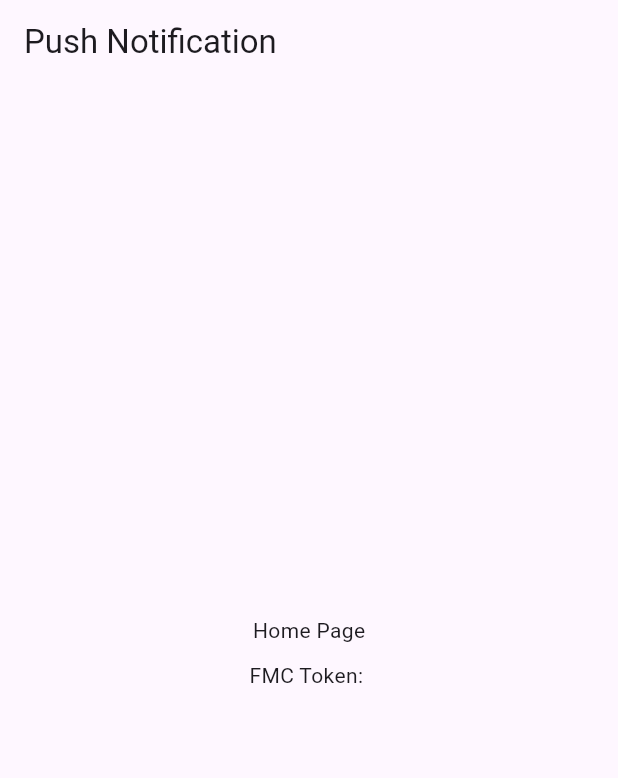
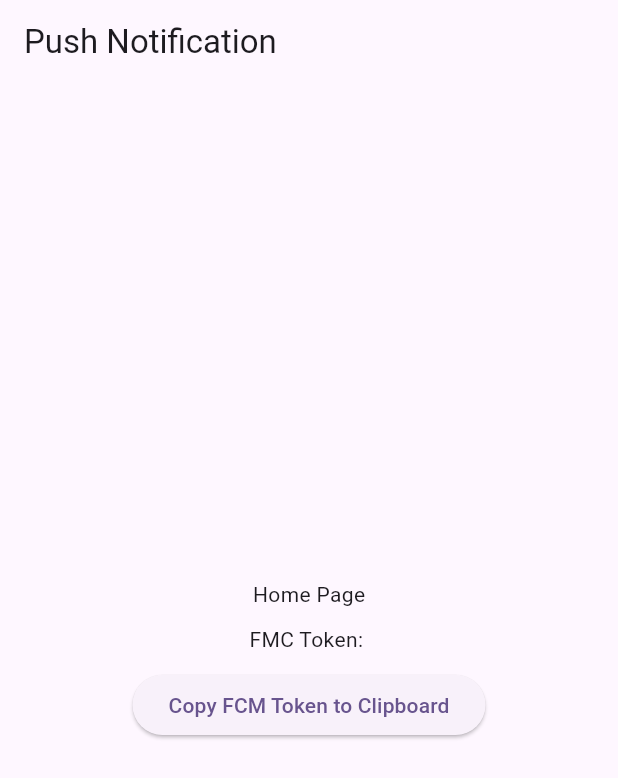
Before and after one commit to UserAshwini/push_notifications, a Flutter app: the screen it shows after launch, on a phone screen of 412 x 824 dp. Shown: the top 778 px of the screen. Run offline on Flutter 3.47's test engine with Material 3 defaults, Android fonts, the phone set to English and light mode, and no system bars; our stand-ins replace firebase_core, firebase_messaging, flutter_local_notifications; accounts and stored records are empty.

Commit message:
copy token

```diff
--- a/lib/home.dart
+++ b/lib/home.dart
@@ -1,4 +1,5 @@
 import 'package:flutter/material.dart';
+import 'package:flutter/services.dart';
 import 'package:push_notifications/firebase_api.dart';
 
 class HomeScreen extends StatefulWidget {
@@ -10,10 +11,12 @@ class HomeScreen extends StatefulWidget {
 
 class _HomeScreenState extends State<HomeScreen> {
   String? fcmToken;
+  late TextEditingController textController;
 
   @override
   void initState() {
     super.initState();
+    textController = TextEditingController();
     _fetchFcmToken();
   }
 
@@ -40,7 +43,31 @@ class _HomeScreenState extends State<HomeScreen> {
             Padding(
               padding: const EdgeInsets.all(10.0),
               child: Text("FMC Token: $fcmToken"),
-            )
+            ),
+            ElevatedButton(
+              onPressed: () async {
+                if (fcmToken != null && fcmToken!.isNotEmpty) {
+                  try {
+                    await Clipboard.setData(ClipboardData(text: fcmToken!));
+                    ScaffoldMessenger.of(context).showSnackBar(
+                      SnackBar(content: Text('FCM Token copied to Clipboard!')),
+                    );
+                  } catch (e) {
+                    ScaffoldMessenger.of(context).showSnackBar(
+                      SnackBar(
+                          content:
+                              Text('Failed to copy FCM token to clipboard.')),
+                    );
+                  }
+                } else {
+                  ScaffoldMessenger.of(context).showSnackBar(
+                    SnackBar(
+                        content: Text('FCM token is empty or not available.')),
+                  );
+                }
+              },
+              child: const Text('Copy FCM Token to Clipboard'),
+            ),
           ],
         ),
       ),
```
